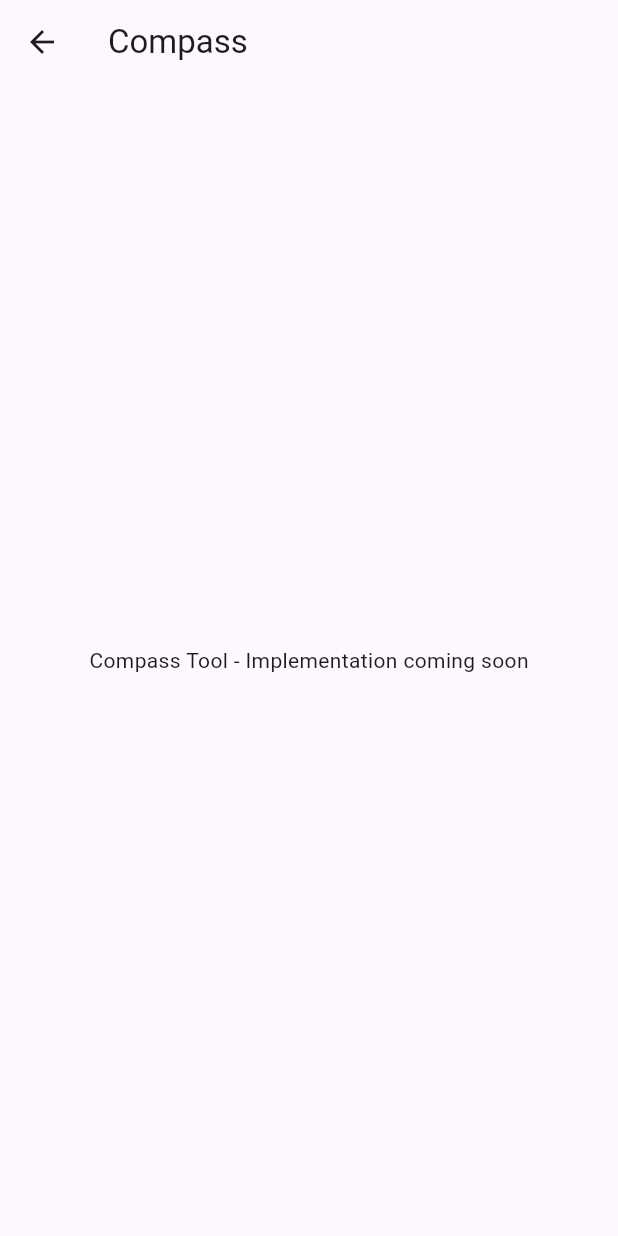
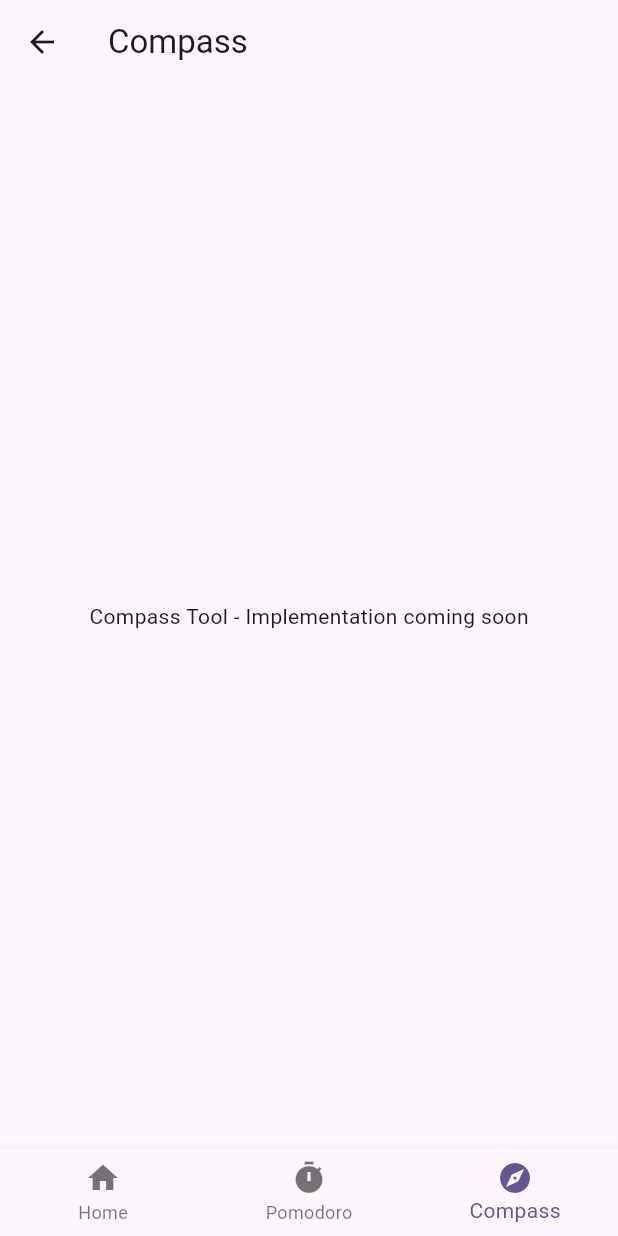
Before and after one commit to Pruthviraj-Guddu/multitool, a Flutter app: the CompassPage screen opened by its route, on a phone screen of 412 x 824 dp. Run offline on Flutter 3.47's test engine with Material 3 defaults, Android fonts, the phone set to English and light mode, and no system bars; our stand-ins replace go_router.

Commit message:
add bottom bar

```diff
--- a/lib/features/Compass/compass_page.dart
+++ b/lib/features/Compass/compass_page.dart
@@ -1,6 +1,7 @@
 import 'package:flutter/material.dart';
 import 'package:go_router/go_router.dart';
 import 'package:multitool/routes/routes.dart';
+import 'package:multitool/widgets/bottom_nav_bar.dart';
 
 class CompassPage extends StatelessWidget {
   const CompassPage({super.key});
@@ -24,6 +25,7 @@ class CompassPage extends StatelessWidget {
       body: const Center(
         child: Text('Compass Tool - Implementation coming soon'),
       ),
+      bottomNavigationBar: const AppBottomNavBar(currentIndex: 2),
     );
   }
 }
--- a/lib/features/pomodoro/pomodoro_page.dart
+++ b/lib/features/pomodoro/pomodoro_page.dart
@@ -1,6 +1,7 @@
 import 'package:flutter/material.dart';
 import 'package:go_router/go_router.dart';
 import 'package:multitool/routes/routes.dart';
+import 'package:multitool/widgets/bottom_nav_bar.dart';
 
 class PomodoroPage extends StatefulWidget {
   const PomodoroPage({super.key});
@@ -96,6 +97,7 @@ class _PomodoroPageState extends State<PomodoroPage> {
           },
         ),
       ),
+
       body: Center(
         child: Column(
           mainAxisAlignment: MainAxisAlignment.center,
@@ -210,7 +212,10 @@ class _PomodoroPageState extends State<PomodoroPage> {
             ),
           ],
         ),
+
       ),
+      bottomNavigationBar: const AppBottomNavBar(currentIndex: 1),
+
     );
   }
 }
--- /dev/null
+++ b/lib/widgets/bottom_nav_bar.dart
@@ -0,0 +1,46 @@
+import 'package:flutter/material.dart';
+import 'package:go_router/go_router.dart';
+import 'package:multitool/routes/routes.dart';
+
+class AppBottomNavBar extends StatelessWidget {
+  final int currentIndex;
+
+  const AppBottomNavBar({
+    super.key,
+    required this.currentIndex,
+  });
+
+  @override
+  Widget build(BuildContext context) {
+    return BottomNavigationBar(
+      currentIndex: currentIndex,
+      onTap: (index) {
+        switch (index) {
+          case 0:
+            context.go(Routes.home);
+            break;
+          case 1:
+            context.go(Routes.pomodoro);
+            break;
+          case 2:
+            context.go(Routes.compass);
+            break;
+        }
+      },
+      items: const [
+        BottomNavigationBarItem(
+          icon: Icon(Icons.home),
+          label: 'Home',
+        ),
+        BottomNavigationBarItem(
+          icon: Icon(Icons.timer),
+          label: 'Pomodoro',
+        ),
+        BottomNavigationBarItem(
+          icon: Icon(Icons.explore),
+          label: 'Compass',
+        ),
+      ],
+    );
+  }
+}
```
Also changed, not shown: lib/home_page.dart (+4 -73 lines), lib/widgets/utility_card.dart (deleted, +0 -39 lines).
